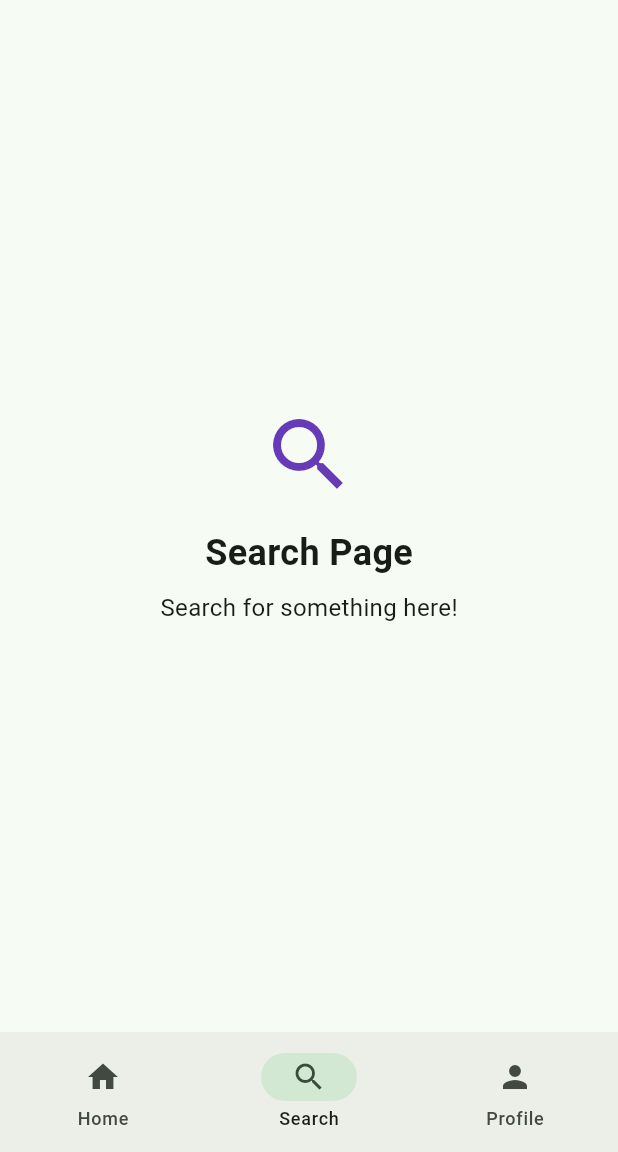
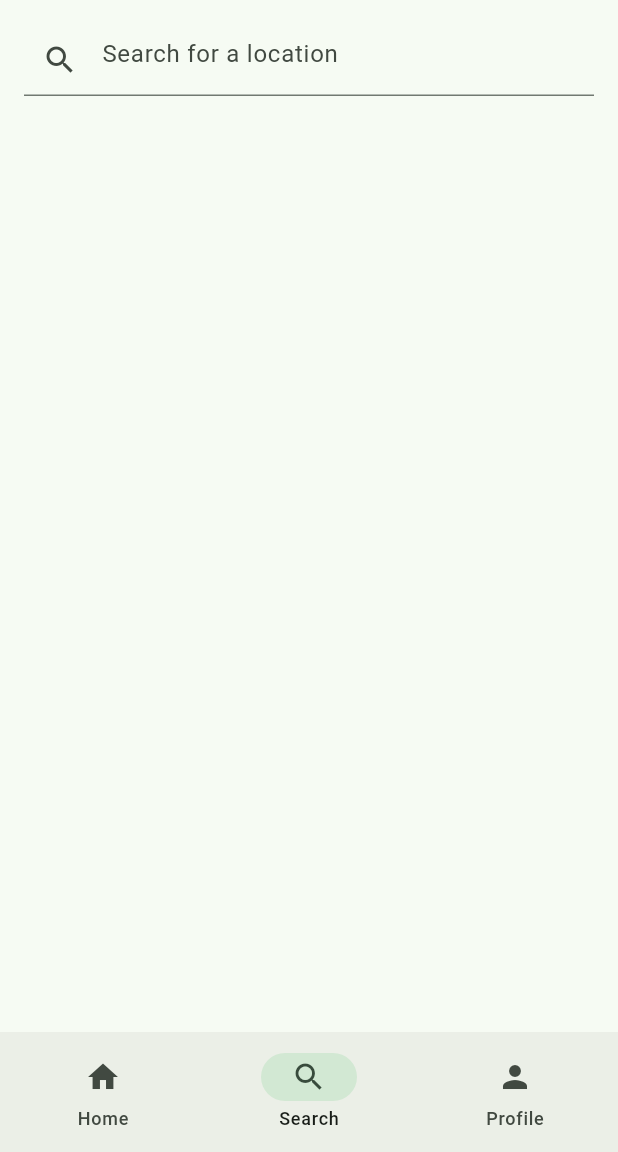
Before and after one commit to AndreiBacs/RetuRO, a Flutter app: the screen it shows after launch, item 2 of the bottom bar chosen, on a phone screen of 412 x 824 dp, the part 84-1236 px from its top. Run offline on Flutter 3.47's test engine with Material 3 defaults, Android fonts, the phone set to English and light mode, and no system bars.

Commit message:
Implement autocomplete search functionality in SearchPage with a dedicated _AutocompleteSearch widget. Introduce a mock API for address suggestions and enhance the UI for better user interaction.

```diff
--- a/front-end/retur_ro/lib/pages/search_page.dart
+++ b/front-end/retur_ro/lib/pages/search_page.dart
@@ -5,20 +5,87 @@ class SearchPage extends StatelessWidget {
 
   @override
   Widget build(BuildContext context) {
-    return const Center(
-      child: Column(
-        mainAxisAlignment: MainAxisAlignment.center,
-        children: <Widget>[
-          Icon(Icons.search, size: 64, color: Colors.deepPurple),
-          SizedBox(height: 16),
-          Text(
-            'Search Page',
-            style: TextStyle(fontSize: 24, fontWeight: FontWeight.bold),
-          ),
-          SizedBox(height: 8),
-          Text('Search for something here!', style: TextStyle(fontSize: 16)),
-        ],
-      ),
+    return const Column(
+      children: <Widget>[
+        Padding(padding: EdgeInsets.all(16.0), child: _AutocompleteSearch()),
+      ],
     );
   }
 }
+
+class _AutocompleteSearch extends StatefulWidget {
+  const _AutocompleteSearch();
+
+  @override
+  State<_AutocompleteSearch> createState() => _AutocompleteSearchState();
+}
+
+class _AutocompleteSearchState extends State<_AutocompleteSearch> {
+  String _searchQuery = '';
+  late Iterable<String> _lastOptions = [];
+
+  @override
+  Widget build(BuildContext context) {
+    return Autocomplete<String>(
+      optionsBuilder: (TextEditingValue value) async {
+        _searchQuery = value.text;
+        final Iterable<String> results = await _FakeApi.searchAddresses(
+          value.text,
+        );
+
+        if (_searchQuery != value.text) {
+          return _lastOptions;
+        }
+
+        _lastOptions = results;
+
+        return results;
+      },
+      onSelected: (String selection) {
+        debugPrint('Selected: $selection');
+      },
+      fieldViewBuilder:
+          (
+            BuildContext context,
+            TextEditingController textEditingController,
+            FocusNode focusNode,
+            VoidCallback onFieldSubmitted,
+          ) {
+            return TextFormField(
+              controller: textEditingController,
+              focusNode: focusNode,
+              decoration: const InputDecoration(
+                prefixIcon: Icon(Icons.search),
+                hintText: "Search for a location",
+              ),
+              onFieldSubmitted: (String value) {
+                onFieldSubmitted();
+              },
+            );
+          },
+    );
+  }
+}
+
+class _FakeApi {
+  static const List<String> _addresses = [
+    '123 Main St, Anytown, USA',
+    '456 Elm St, Othertown, USA',
+    '789 Oak St, Anothertown, USA',
+    '101 Pine St, Yetanothertown, USA',
+    '123 Main St, Anytown, USA',
+    '456 Elm St, Othertown, USA',
+    '789 Oak St, Anothertown, USA',
+    '101 Pine St, Yetanothertown, USA',
+  ];
+
+  static Future<Iterable<String>> searchAddresses(String query) async {
+    await Future.delayed(const Duration(milliseconds: 300));
+    if (query == '') {
+      return const Iterable<String>.empty();
+    }
+    return _addresses.where(
+      (address) => address.toLowerCase().contains(query.toLowerCase()),
+    );
+  }
+}
```
